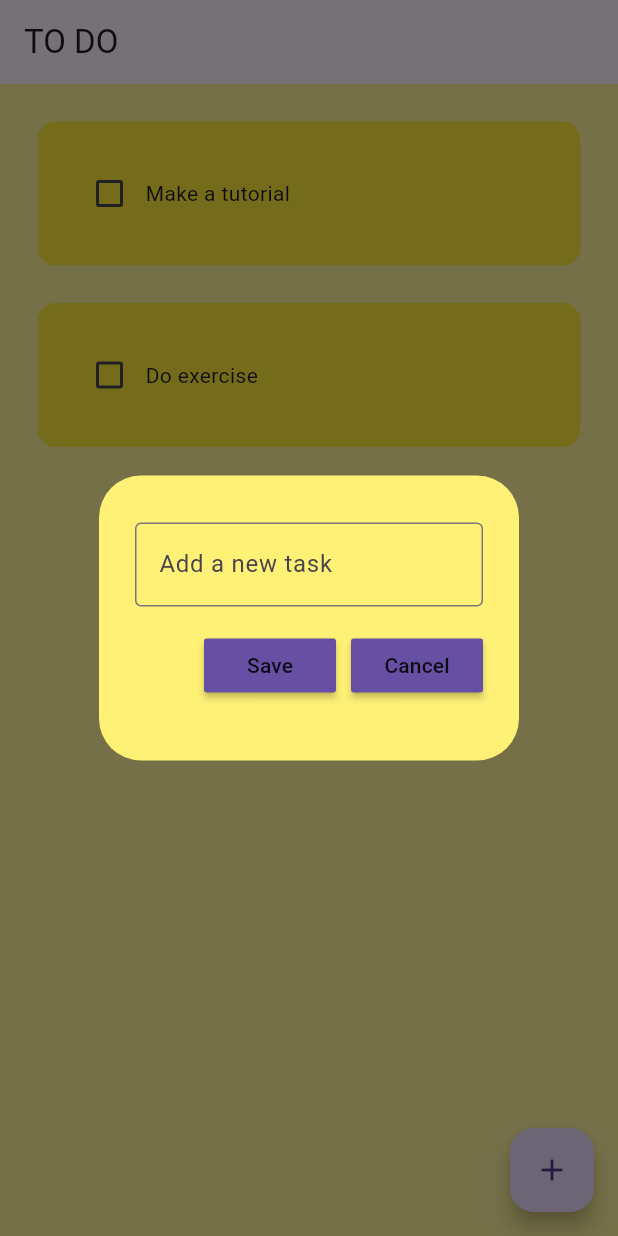
After one commit to Thejuniordev/todo_app, a Flutter app: the screen it shows after launch, after a tap on the "add" icon, on a phone screen of 412 x 824 dp. The commit adds this screen. Run offline on Flutter 3.47's test engine with Material 3 defaults, Android fonts, the phone set to English and light mode, and no system bars.

Commit message:
Create a new task and save

```diff
--- a/lib/pages/home_page.dart
+++ b/lib/pages/home_page.dart
@@ -1,4 +1,5 @@
 import 'package:flutter/material.dart';
+import 'package:todo_app/utils/dialog_box.dart';
 import 'package:todo_app/utils/todo_tile.dart';
 
 class MyHomePage extends StatefulWidget {
@@ -11,6 +12,9 @@ class MyHomePage extends StatefulWidget {
 }
 
 class _MyHomePageState extends State<MyHomePage> {
+  // Text controller
+  final _controller = TextEditingController();
+
   //List of todo tasks
   List toDoList = [
     ['Make a tutorial', false],
@@ -24,12 +28,34 @@ class _MyHomePageState extends State<MyHomePage> {
     });
   }
 
+  // Save new task
+  void saveNewTask() {
+    setState(() {
+      toDoList.add([_controller.text, false]);
+      _controller.clear();
+    });
+    Navigator.of(context).pop();
+  }
+
+  void createNewTask() {
+    showDialog(
+      context: context,
+      builder: (context) {
+        return DialogBox(
+          controller: _controller,
+          onSave: saveNewTask,
+          onCancel: () => Navigator.of(context).pop(),
+        );
+      },
+    );
+  }
+
   @override
   Widget build(BuildContext context) {
     return Scaffold(
       backgroundColor: Colors.yellow[200],
       appBar: AppBar(
-        title: Text('TO DO'),
+        title: const Text('TO DO'),
         elevation: 0,
       ),
       body: ListView.builder(
@@ -42,6 +68,10 @@ class _MyHomePageState extends State<MyHomePage> {
           );
         },
       ),
+      floatingActionButton: FloatingActionButton(
+        onPressed: createNewTask,
+        child: const Icon(Icons.add),
+      ),
     );
   }
 }
--- /dev/null
+++ b/lib/utils/dialog_box.dart
@@ -0,0 +1,52 @@
+import 'package:flutter/material.dart';
+import 'package:todo_app/utils/my_button.dart';
+
+class DialogBox extends StatelessWidget {
+  final controller;
+  VoidCallback onSave;
+  VoidCallback onCancel;
+  DialogBox({
+    super.key,
+    required this.controller,
+    required this.onSave,
+    required this.onCancel,
+  });
+
+  @override
+  Widget build(BuildContext context) {
+    return AlertDialog(
+      backgroundColor: Colors.yellow[300],
+      content: Container(
+        height: 150,
+        child: Column(
+          mainAxisAlignment: MainAxisAlignment.spaceEvenly,
+          children: [
+            TextField(
+              controller: controller,
+              decoration: InputDecoration(
+                  border: OutlineInputBorder(), hintText: 'Add a new task'),
+            ),
+            Row(
+              mainAxisAlignment: MainAxisAlignment.end,
+              children: [
+                // Save button
+                MyButton(
+                  textButton: 'Save',
+                  onPressed: onSave,
+                ),
+                SizedBox(
+                  width: 10,
+                ),
+                // Cancel button
+                MyButton(
+                  textButton: 'Cancel',
+                  onPressed: onCancel,
+                ),
+              ],
+            ),
+          ],
+        ),
+      ),
+    );
+  }
+}
--- /dev/null
+++ b/lib/utils/my_button.dart
@@ -0,0 +1,20 @@
+import 'package:flutter/material.dart';
+
+class MyButton extends StatelessWidget {
+  final String textButton;
+  VoidCallback onPressed;
+  MyButton({
+    super.key,
+    required this.textButton,
+    required this.onPressed,
+  });
+
+  @override
+  Widget build(BuildContext context) {
+    return MaterialButton(
+      onPressed: onPressed,
+      color: Theme.of(context).primaryColor,
+      child: Text(textButton),
+    );
+  }
+}
```
